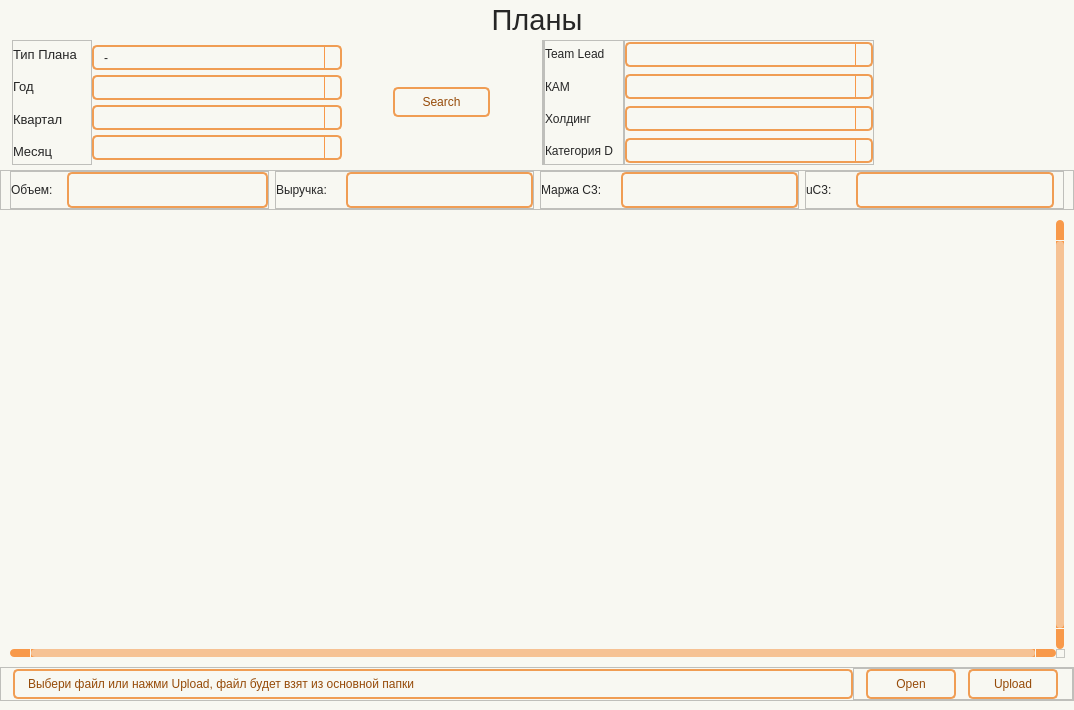
Above: wind/pages/plans.ui from Masik84/Daily_Report_QT before the change. Below: the same form after it.
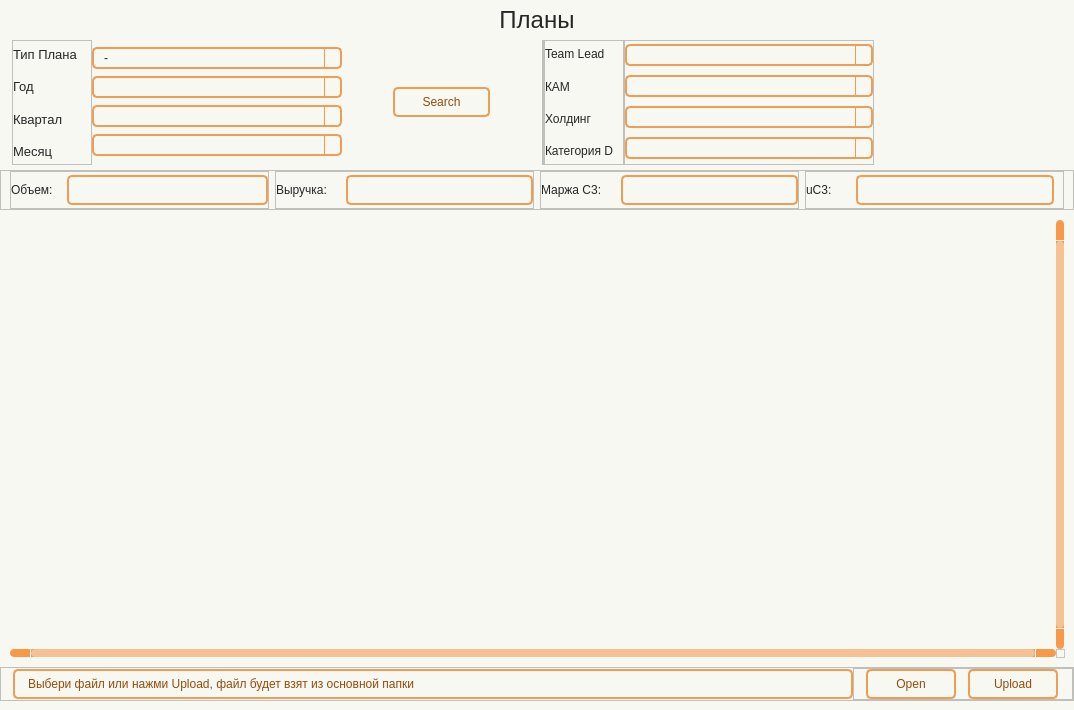
That is the form after the change. Icons and pictures are not drawn.

Diff of the .ui file:
```diff
--- a/wind/pages/plans.ui
+++ b/wind/pages/plans.ui
@@ -20,13 +20,15 @@
    <string>Form</string>
   </property>
   <property name="styleSheet">
-   <string notr="true">QWidget{
+   <string notr="true">Form.QWidget{border: 2px solid #f28223;}
+
+QWidget{
 	background-color: #f8f8f2;
 }
 
 #Title_label.QLabel {
 color: #262626;
-font: 22pt &quot;Tahoma&quot;;
+font: 18pt &quot;Tahoma&quot;;
 }
 
 QLabel {
@@ -68,19 +70,29 @@
 	padding-right: 5px;
 	gridline-color: #f8994a;
 	color: #262626;
+	padding: 1px;
+    font: 7pt &quot;Tahoma&quot;; 
 }
 QTableWidget::item:selected{
-	background-color: #f6c294;
-    color: #262626;
+	background-color: #f28223;
+    color: #ffffff;
+}
+QTableWidget::item:editable {
+	background-color: #ffffd0;
+	border: #ffffff;
+}
+QTableWidget::item:focus {
+	background-color: #f28223;
+	border: 2px solid #ffffff;
 }
 QHeaderView::section{
 	background-color: #f8f8f2;
-	max-width: 30px;
 	border: none;
 	border-style: none;
 }
 QTableWidget::horizontalHeader {	
 	background-color: #f8994a;
+	font: 10pt &quot;Tahoma&quot;;
 }
 QHeaderView::section:horizontal {
     border: 1px solid #f8994a;
@@ -111,6 +123,52 @@
 	border: 2px solid #f28223;
 }
 
+/* Стили для множественного выбора */
+QListWidget {
+    background-color: #f8f8f2;
+    border: 2px solid #f09d54;
+    border-radius: 5px;
+    color: #262626;
+    font: 10pt &quot;Tahoma&quot;;
+}
+
+QListWidget::item {
+    padding: 5px;
+    border-bottom: 1px solid #f8994a;
+}
+
+QListWidget::item:selected {
+    background-color: #f28223;
+    color: #ffffff;
+}
+
+QListWidget::item:hover {
+    background-color: #ffd4af;
+}
+
+/* Улучшенная видимость чекбоксов */
+QCheckBox::indicator {
+    width: 16px;
+    height: 16px;
+}
+
+QCheckBox::indicator:unchecked {
+    border: 2px solid #f09d54;
+    background-color: #f8f8f2;
+    border-radius: 3px;
+}
+
+QCheckBox::indicator:checked {
+    border: 2px solid #f28223;
+    background-color: #f28223;
+    border-radius: 3px;
+    image: url(:/icon/icon/check.svg);
+}
+
+QCheckBox::indicator:hover {
+    border: 2px solid #f28223;
+}
+
 QComboBox {
 	background-color: #f8f8f2;
 	border-radius: 5px;
@@ -119,7 +177,7 @@
 	selection-color: #f28223;
 	selection-background-color: #f28223;
     color: #262626;
-	font: 10pt &quot;Tahoma&quot;;
+	font: 9pt &quot;Tahoma&quot;;
 }
 QComboBox:hover {
 	border: 2px solid #f28223;
@@ -162,7 +220,7 @@
 }
 QScrollBar::handle:horizontal {
     background: #f6c294;
-    min-width: 25px;
+    min-width: 20px;
 	border-radius: 4px
 }
 QScrollBar::add-line:horizontal {
@@ -227,7 +285,116 @@
 
  QScrollBar::add-page:vertical, QScrollBar::sub-page:vertical {
      background: none;
- }</string>
+ }
+
+QDateEdit {
+    background-color: #f8f8f2;
+    border-radius: 5px;
+    border: 2px solid #f09d54;
+    padding-left: 10px; /* Add left padding */
+    padding-right: 10px; /* Add right padding to accommodate the dropdown arrow */
+    color: #262626;
+    font: 10pt &quot;Tahoma&quot;;
+    min-width: 80px; /* Minimum width to prevent text clipping */
+}
+
+QDateEdit:hover {
+    border: 2px solid #f28223;
+}
+
+QDateEdit:focus {
+    border: 2px solid #f28223;
+}
+
+QDateEdit::drop-down {
+    subcontrol-origin: padding;
+    subcontrol-position: top right;
+    width: 25px; /* Keep the dropdown arrow width */
+    border-left-width: 1px;
+    border-left-color: #f8994a;
+    border-left-style: solid;
+    border-top-right-radius: 3px;
+    border-bottom-right-radius: 3px;
+    background-color: #f8f8f2;
+}
+
+QDateEdit::down-arrow {
+	image: url(:/icon/icon/chevron-down — копия — копия.svg);
+    width: 16px;
+    height: 16px;
+}
+
+/* Calendar Styling */
+QCalendarWidget {
+    background-color: #f8f8f2;
+    border: 2px solid #f28223;
+    color: #262626;
+}
+
+QCalendarWidget QWidget {
+    color: #262626;
+}
+
+QCalendarWidget QAbstractItemView {
+    background-color: #f8f8f2;
+    selection-background-color: #f28223;
+    selection-color: #ffffff;
+}
+
+QCalendarWidget QToolButton {
+    background-color: #ffd4af;
+    color: #262626;
+    font: 10pt &quot;Tahoma&quot;;
+    border-radius: 3px;
+    padding: 5px;
+}
+
+QCalendarWidget QToolButton:hover {
+    background-color: #f28223;
+    color: #ffffff;
+}
+
+QCalendarWidget QMenu {
+    background-color: #f8f8f2;
+    border: 1px solid #f28223;
+}
+
+QCalendarWidget QSpinBox {
+    background-color: #f8f8f2;
+    color: #262626;
+    border: 1px solid #f09d54;
+}
+
+QCalendarWidget QSpinBox::up-button {
+    subcontrol-origin: border;
+    subcontrol-position: top right;
+    width: 15px;
+    border-left-width: 1px;
+    border-left-color: #f8994a;
+    border-left-style: solid;
+}
+
+QCalendarWidget QSpinBox::down-button {
+    subcontrol-origin: border;
+    subcontrol-position: bottom right;
+    width: 15px;
+    border-left-width: 1px;
+    border-left-color: #f8994a;
+    border-left-style: solid;
+}
+
+QCalendarWidget QSpinBox::up-arrow {
+	image: url(:/icon/icon/chevron-up — копия — копия.svg);
+    width: 10px;
+    height: 10px;
+}
+
+QCalendarWidget QSpinBox::down-arrow {
+	image: url(:/icon/icon/chevron-down — копия — копия.svg);
+    width: 10px;
+    height: 10px;
+}
+</string>
   </property>
   <layout class="QHBoxLayout" name="horizontalLayout">
    <property name="leftMargin">
@@ -268,10 +435,16 @@
           <height>40</height>
          </size>
         </property>
+        <property name="maximumSize">
+         <size>
+          <width>16777215</width>
+          <height>40</height>
+         </size>
+        </property>
         <property name="font">
          <font>
           <family>Tahoma</family>
-          <pointsize>22</pointsize>
+          <pointsize>18</pointsize>
           <italic>false</italic>
           <bold>false</bold>
          </font>
@@ -448,13 +621,13 @@
               <property name="minimumSize">
                <size>
                 <width>0</width>
-                <height>25</height>
+                <height>22</height>
                </size>
               </property>
               <property name="maximumSize">
                <size>
                 <width>16777215</width>
-                <height>25</height>
+                <height>22</height>
                </size>
               </property>
               <property name="iconSize">
@@ -485,13 +658,13 @@
               <property name="minimumSize">
                <size>
                 <width>0</width>
-                <height>25</height>
+                <height>22</height>
                </size>
               </property>
               <property name="maximumSize">
                <size>
                 <width>16777215</width>
-                <height>25</height>
+                <height>22</height>
                </size>
               </property>
              </widget>
@@ -501,13 +674,13 @@
               <property name="minimumSize">
                <size>
                 <width>0</width>
-                <height>25</height>
+                <height>22</height>
                </size>
               </property>
               <property name="maximumSize">
                <size>
                 <width>16777215</width>
-                <height>25</height>
+                <height>22</height>
                </size>
               </property>
              </widget>
@@ -517,13 +690,13 @@
               <property name="minimumSize">
                <size>
                 <width>0</width>
-                <height>25</height>
+                <height>22</height>
                </size>
               </property>
               <property name="maximumSize">
                <size>
                 <width>16777215</width>
-                <height>25</height>
+                <height>22</height>
                </size>
               </property>
              </widget>
@@ -739,13 +912,13 @@
               <property name="minimumSize">
                <size>
                 <width>0</width>
-                <height>25</height>
+                <height>22</height>
                </size>
               </property>
               <property name="maximumSize">
                <size>
                 <width>16777215</width>
-                <height>25</height>
+                <height>22</height>
                </size>
               </property>
              </widget>
@@ -755,13 +928,13 @@
               <property name="minimumSize">
                <size>
                 <width>0</width>
-                <height>25</height>
+                <height>22</height>
                </size>
               </property>
               <property name="maximumSize">
                <size>
                 <width>16777215</width>
-                <height>25</height>
+                <height>22</height>
                </size>
               </property>
              </widget>
@@ -771,13 +944,13 @@
               <property name="minimumSize">
                <size>
                 <width>0</width>
-                <height>25</height>
+                <height>22</height>
                </size>
               </property>
               <property name="maximumSize">
                <size>
                 <width>16777215</width>
-                <height>25</height>
+                <height>22</height>
                </size>
               </property>
              </widget>
@@ -787,13 +960,13 @@
               <property name="minimumSize">
                <size>
                 <width>0</width>
-                <height>25</height>
+                <height>22</height>
                </size>
               </property>
               <property name="maximumSize">
                <size>
                 <width>16777215</width>
-                <height>25</height>
+                <height>22</height>
                </size>
               </property>
              </widget>
@@ -886,6 +1059,18 @@
             </item>
             <item>
              <widget class="QLabel" name="label_Volume">
+              <property name="minimumSize">
+               <size>
+                <width>0</width>
+                <height>30</height>
+               </size>
+              </property>
+              <property name="maximumSize">
+               <size>
+                <width>16777215</width>
+                <height>30</height>
+               </size>
+              </property>
               <property name="styleSheet">
                <string notr="true">QLabel {
 	background-color: #f8f8f2;
@@ -952,6 +1137,18 @@
             </item>
             <item>
              <widget class="QLabel" name="label_Revenue">
+              <property name="minimumSize">
+               <size>
+                <width>0</width>
+                <height>30</height>
+               </size>
+              </property>
+              <property name="maximumSize">
+               <size>
+                <width>16777215</width>
+                <height>30</height>
+               </size>
+              </property>
               <property name="styleSheet">
                <string notr="true">QLabel {
 	background-color: #f8f8f2;
@@ -1018,6 +1215,18 @@
             </item>
             <item>
              <widget class="QLabel" name="label_Margin">
+              <property name="minimumSize">
+               <size>
+                <width>0</width>
+                <height>30</height>
+               </size>
+              </property>
+              <property name="maximumSize">
+               <size>
+                <width>16777215</width>
+                <height>30</height>
+               </size>
+              </property>
               <property name="styleSheet">
                <string notr="true">QLabel {
 	background-color: #f8f8f2;
@@ -1084,6 +1293,18 @@
             </item>
             <item>
              <widget class="QLabel" name="label_uC3">
+              <property name="minimumSize">
+               <size>
+                <width>0</width>
+                <height>30</height>
+               </size>
+              </property>
+              <property name="maximumSize">
+               <size>
+                <width>16777215</width>
+                <height>30</height>
+               </size>
+              </property>
               <property name="styleSheet">
                <string notr="true">QLabel {
 	background-color: #f8f8f2;
```
